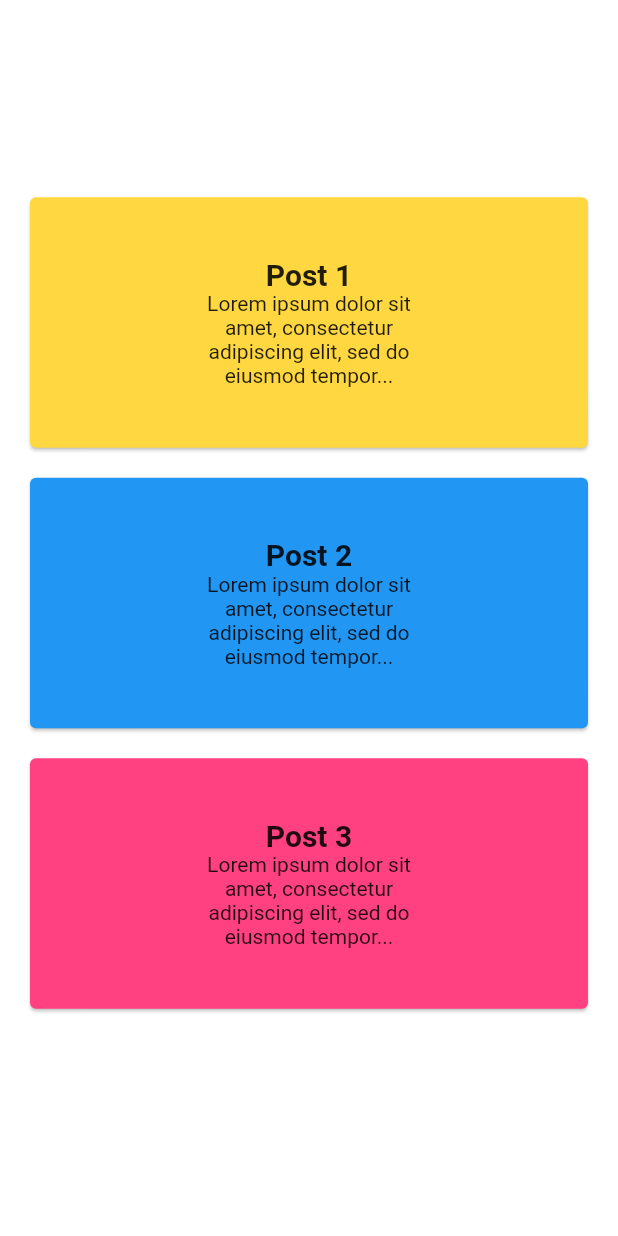
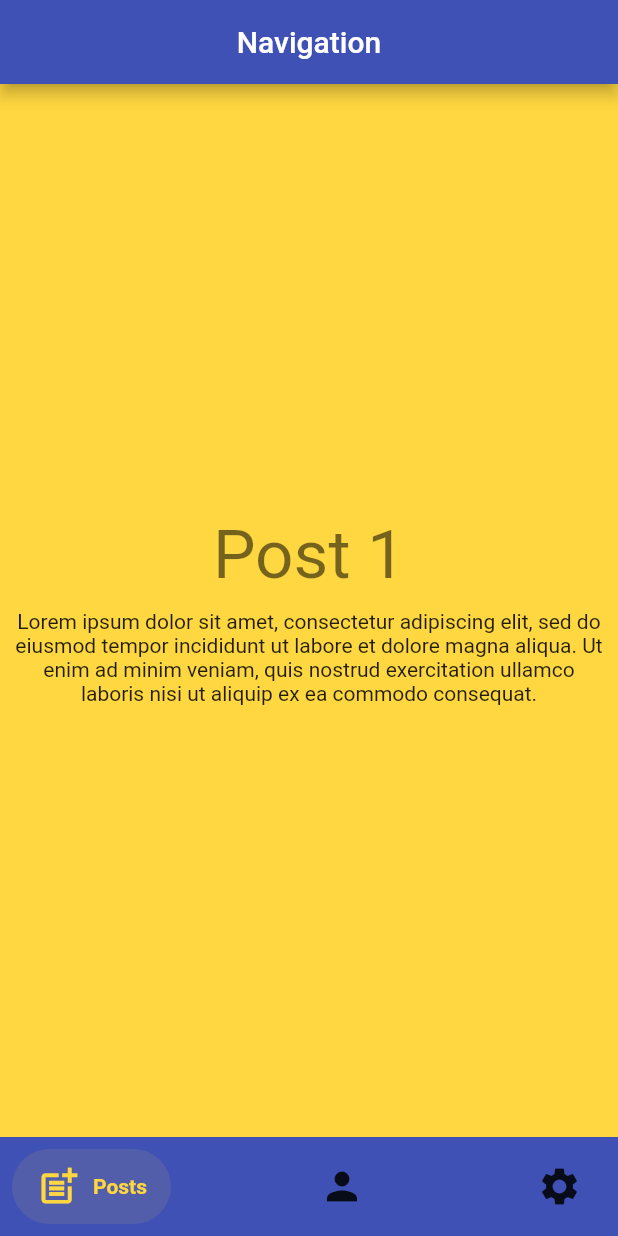
Before and after one commit to Rahul-iOS-ttn/Flutter-test-codes, a Flutter app: the screen it shows after launch, after a tap on "Post 1", on a phone screen of 412 x 824 dp. Run offline on Flutter 3.47's test engine with Material 2 defaults, Android fonts, the phone set to English and light mode, and no system bars; drawn by our look-alikes of salomon_bottom_bar; our stand-ins replace auto_route.

Commit message:
Basic Mockup of auto_route

```diff
--- /dev/null
+++ b/auto_route_test_1/lib/bottombar_page.dart
@@ -0,0 +1,56 @@
+import 'package:auto_route/auto_route.dart';
+import 'package:flutter/material.dart';
+import 'package:flutter_bottom_navigation_with_nested_routing_tutorial/routes/main_router.gr.dart';
+import 'package:salomon_bottom_bar/salomon_bottom_bar.dart';
+
+class BottomBarPage extends StatelessWidget {
+  const BottomBarPage({Key? key}) : super(key: key);
+
+  @override
+  Widget build(BuildContext context) {
+    return AutoTabsScaffold(
+      appBarBuilder: (context, tabsRouter) => AppBar(
+        title: const Text('Navigation'),
+        backgroundColor: Colors.indigo,
+        centerTitle: true,
+        leading: const AutoBackButton(),
+      ),
+      backgroundColor: Colors.indigo,
+      bottomNavigationBuilder: (context, tabsRouter) => SalomonBottomBar(
+        items: [
+          SalomonBottomBarItem(
+            selectedColor: Colors.amberAccent,
+            icon: const Icon(
+              Icons.post_add,
+              size: 30,
+            ),
+            title: const Text('Posts'),
+          ),
+          SalomonBottomBarItem(
+            selectedColor: Colors.blue[200],
+            icon: const Icon(
+              Icons.person,
+              size: 30,
+            ),
+            title: const Text('Users'),
+          ),
+          SalomonBottomBarItem(
+            selectedColor: Colors.pinkAccent[100],
+            icon: const Icon(
+              Icons.settings,
+              size: 30,
+            ),
+            title: const Text('Settings'),
+          ),
+        ],
+        currentIndex: tabsRouter.activeIndex,
+        onTap: tabsRouter.setActiveIndex,
+      ),
+      routes: const [
+        PostsRouter(),
+        UsersRouter(),
+        SettingsRouter(),
+      ],
+    );
+  }
+}
--- a/auto_route_test_1/lib/main.dart
+++ b/auto_route_test_1/lib/main.dart
@@ -1,17 +1,29 @@
 import 'package:flutter/material.dart';
+import 'package:flutter_bottom_navigation_with_nested_routing_tutorial/data/app_data.dart';
 import 'package:flutter_bottom_navigation_with_nested_routing_tutorial/posts/posts_page.dart';
+import 'package:flutter_bottom_navigation_with_nested_routing_tutorial/routes/main_router.gr.dart';
+import 'package:flutter_bottom_navigation_with_nested_routing_tutorial/settings/settings_page.dart';
+import 'package:flutter_bottom_navigation_with_nested_routing_tutorial/users/users_page.dart';
 
-void main() => runApp(const AppWidget());
+void main() => runApp(AppWidget());
 
 class AppWidget extends StatelessWidget {
-  const AppWidget({Key? key}) : super(key: key);
+  AppWidget({Key? key}) : super(key: key);
+
+  final _mainRouter = MainRouter();
 
   @override
   Widget build(BuildContext context) {
-    return MaterialApp(
+    // return MaterialApp(
+    //   debugShowCheckedModeBanner: false,
+    //   title: 'Bottom Nav Bar with Nested Routing',
+    //   home: PostsPage(),
+    // );
+    return MaterialApp.router(
+      routeInformationParser: _mainRouter.defaultRouteParser(),
+      routerDelegate: _mainRouter.delegate(),
+      title: 'Navigation',
       debugShowCheckedModeBanner: false,
-      title: 'Bottom Nav Bar with Nested Routing',
-      home: PostsPage(),
     );
   }
 }
--- a/auto_route_test_1/lib/posts/posts_page.dart
+++ b/auto_route_test_1/lib/posts/posts_page.dart
@@ -1,9 +1,9 @@
+import 'package:auto_route/auto_route.dart';
 import 'package:flutter/material.dart';
-
+import 'package:flutter_bottom_navigation_with_nested_routing_tutorial/routes/main_router.gr.dart';
 
 import '../data/app_data.dart';
 import '../widgets.dart';
-
 
 class PostsPage extends StatelessWidget {
   PostsPage({Key? key}) : super(key: key);
@@ -22,7 +22,11 @@ child: Column(
               PostTile(
                 tileColor: posts[i].color,
                 postTitle: posts[i].title,
-        onTileTap: (){},
+                onTileTap: () {
+                  context.router.push(
+                    SinglePostRoute(postId: posts[i].id),
+                  );
+                },
               ),
           ],
         ),
--- a/auto_route_test_1/lib/posts/single_post_page.dart
+++ b/auto_route_test_1/lib/posts/single_post_page.dart
@@ -1,3 +1,4 @@
+import 'package:auto_route/auto_route.dart';
 import 'package:flutter/material.dart';
 
 import '../data/app_data.dart';
@@ -6,7 +7,7 @@ class SinglePostPage extends StatelessWidget {
   final int postId;
   const SinglePostPage({
     Key? key,
-    required this.postId,
+    @PathParam() required this.postId,
   }) : super(key: key);
 
   @override
--- a/auto_route_test_1/pubspec.yaml
+++ b/auto_route_test_1/pubspec.yaml
@@ -9,11 +9,15 @@ dependencies:
   flutter:
     sdk: flutter
   cupertino_icons: ^1.0.2
+  auto_route: ^3.2.4
+  salomon_bottom_bar: ^3.2.0
 
 dev_dependencies:
   flutter_test:
     sdk: flutter
 
   flutter_lints: ^1.0.4
+  auto_route_generator: ^3.2.3
+  build_runner: ^2.1.7
 flutter:
   uses-material-design: true
```
Also changed, not shown: auto_route_test_1/lib/routes/main_router.dart (added, +41 -0 lines), auto_route_test_1/lib/routes/main_router.gr.dart (added), auto_route_test_1/pubspec.lock. Lines whose indentation alone changed are shown as unchanged.
